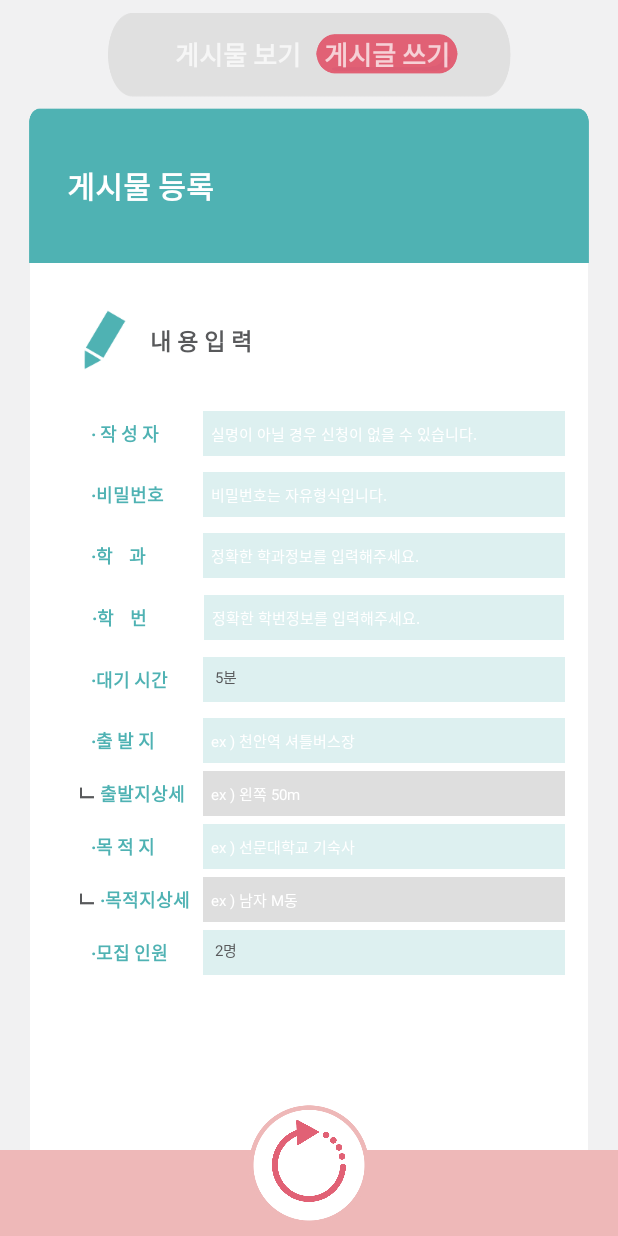
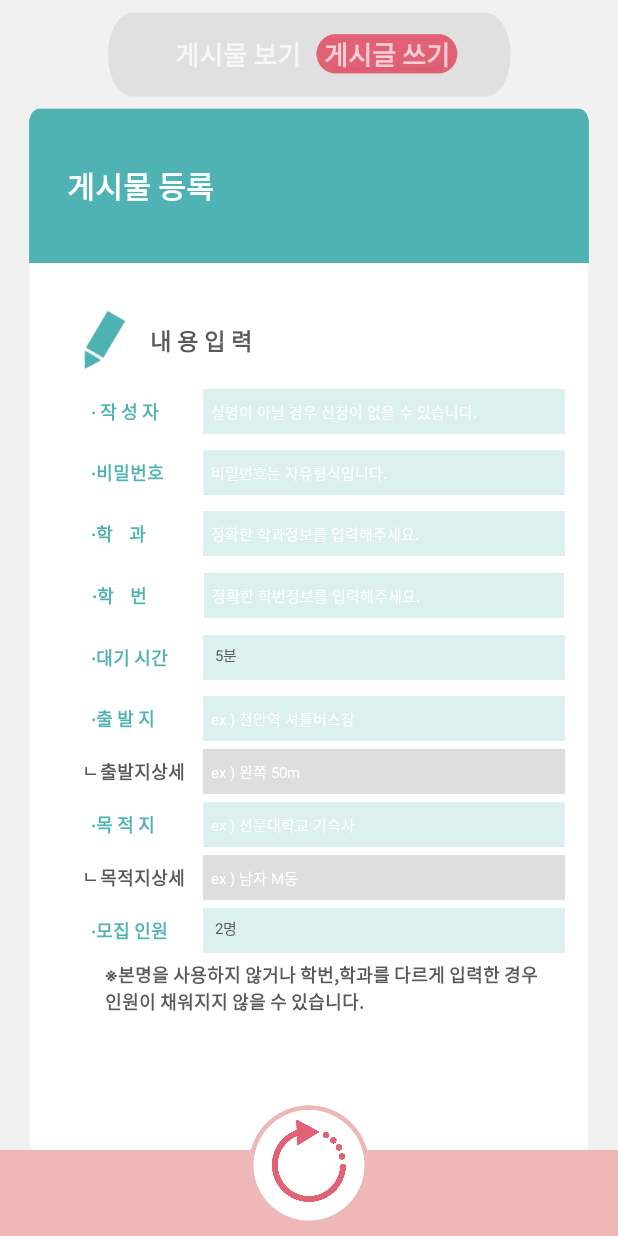
Before and after one commit to angalle/SMS, an Android app: the BoardActivity screen opened directly, with no data from a screen before it, after a tap on "게시글 쓰기", on a phone screen of 412 x 824 dp. Run offline under Robolectric (Android 15) with nearby library versions, the light colour scheme and no system bars; libraries missing offline, so code that uses them is left out: com.loopj.android, cz.msebera.android; Roboto replaces fonts that are not available here; 1 statement that could not run was skipped.

Commit message:
콜벤수정중..

```diff
--- a/app/build.gradle
+++ b/app/build.gradle
@@ -19,7 +19,7 @@ repositories {
 
 android {
     compileSdkVersion 24
-    buildToolsVersion '24.0.1'
+    buildToolsVersion '23.0.1'
     useLibrary 'org.apache.http.legacy'
     defaultConfig {
         applicationId "univ.sm"
@@ -77,8 +77,8 @@ dependencies {
 
     // 카카오링크 sdk를 사용하기 위해 필요.
     compile group: 'com.kakao.sdk', name: 'kakaolink', version: project.KAKAO_SDK_VERSION
-    // facebook share sdk
-    compile ('com.facebook.android:facebook-android-sdk:[4,5)'){
+        // facebook share sdk
+        compile ('com.facebook.android:facebook-android-sdk:[4,5)'){
         exclude module: 'support-v4'
         exclude group: 'com.android.support'
     }
--- a/app/src/main/java/univ/sm/board/BoardActivity.java
+++ b/app/src/main/java/univ/sm/board/BoardActivity.java
@@ -89,8 +89,8 @@ public class BoardActivity extends FragmentActivity implements View.OnClickListe
         //// TODO: 2017-04-29  프레그먼트의 tag값을 어떻게 가져올 수 있지?
         /* viewpager에서 등록을 하던가 add 를해서 tag를 등록하면 가져올 수 있다.*/
         if(v.getId() == R.id.board_list){
-            vp.setCurrentItem(0);
-            //BoardListFragment.instance.getServerRequestData();
+            //vp.setCurrentItem(0);
+            BoardListFragment.instance.getServerRequestData();
         }else if(v.getId() == R.id.board_write){
             vp.setCurrentItem(1);
             moveImageBar(v);
--- a/app/src/main/res/layout/board_posting.xml
+++ b/app/src/main/res/layout/board_posting.xml
@@ -10,7 +10,8 @@ DESTINATION_DETAIL	//목적지 설명
 REG_ID				//gcm 기기 값
 PASSENGER_NUM		//총 탑승인원
 WAIT_TIME			//대기시간*/-->
-<FrameLayout xmlns:android="http://schemas.android.com/apk/res/android"
+<FrameLayout
+    xmlns:android="http://schemas.android.com/apk/res/android"
     android:id="@+id/posting_layout"
     android:layout_width="match_parent"
     android:layout_height="match_parent"
@@ -37,7 +38,10 @@ WAIT_TIME			//대기시간*/-->
                 <LinearLayout
                     android:layout_width="match_parent"
                     android:layout_height="wrap_content"
-                    android:padding="20dp"
+                    android:paddingTop="20dp"
+                    android:paddingLeft="20dp"
+                    android:paddingRight="20dp"
+                    android:paddingBottom="5dp"
                     android:gravity="center_vertical"
                     android:orientation="horizontal">
 
@@ -235,13 +239,14 @@ WAIT_TIME			//대기시간*/-->
                                 android:layout_width="15dp"
                                 android:layout_height="15dp"
                                 android:adjustViewBounds="true"
+                                android:paddingLeft="5dp"
                                 android:src="@drawable/subcategort_btn"/>
                             <TextView
                                 android:layout_width="70dp"
                                 android:padding="1dp"
                                 android:layout_height="wrap_content"
                                 android:text="출발지상세"
-                                android:textColor="#4fb2b3"
+                                android:textColor="#58595b"
                                 android:textStyle="bold"
                                 android:textSize="12sp" />
 
@@ -293,14 +298,15 @@ WAIT_TIME			//대기시간*/-->
                             <ImageView
                                 android:layout_width="15dp"
                                 android:layout_height="15dp"
+                                android:paddingLeft="5dp"
                                 android:adjustViewBounds="true"
                                 android:src="@drawable/subcategort_btn"/>
                             <TextView
                                 android:layout_width="70dp"
                                 android:padding="1dp"
                                 android:layout_height="wrap_content"
-                                android:text="·목적지상세"
-                                android:textColor="#4fb2b3"
+                                android:text="목적지상세"
+                                android:textColor="#58595b"
                                 android:textStyle="bold"
                                 android:textSize="12sp" />
 
@@ -342,6 +348,16 @@ WAIT_TIME			//대기시간*/-->
                                 >
                             </Spinner>
                         </LinearLayout>
+
+                    <TextView
+                        android:layout_width="match_parent"
+                        android:layout_height="wrap_content"
+                        android:paddingRight="20dp"
+                        android:paddingLeft="20dp"
+                        android:text="@string/postinfo"
+                        android:textColor="#58595b"
+                        android:textStyle="bold"
+                        android:textSize="12sp"/>
                 </LinearLayout>
             </LinearLayout>
         </ScrollView>
--- a/app/src/main/res/values/strings.xml
+++ b/app/src/main/res/values/strings.xml
@@ -37,6 +37,10 @@
     <string name="modify">수정</string>
 
     <string name="facebook_app_id">121739291742659</string>
+    <string name="postinfo">
+        ※본명을 사용하지 않거나 학번,학과를 다르게 입력한 경우
+        인원이 채워지지 않을 수 있습니다.
+    </string>
 
 
     <!--        post 관련        -->
```
Also changed, not shown: app/src/main/res/drawable/custom_checkbox.xml (added, +8 -0 lines), app/src/main/res/layout/activity_main.xml (+5 -3 lines).
